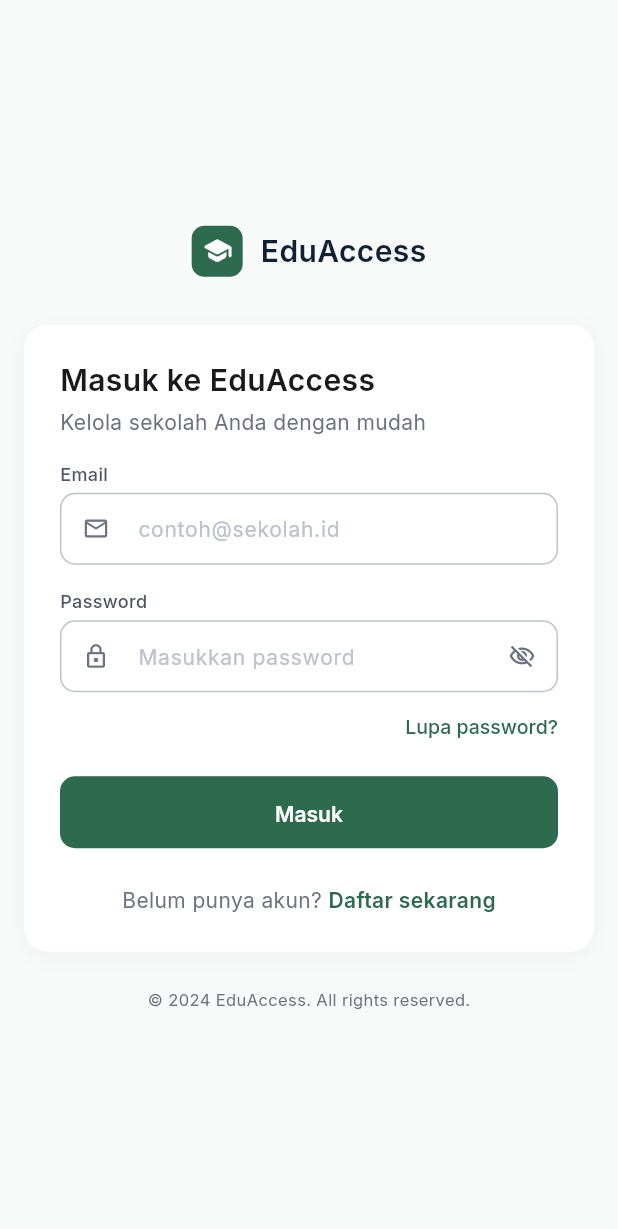
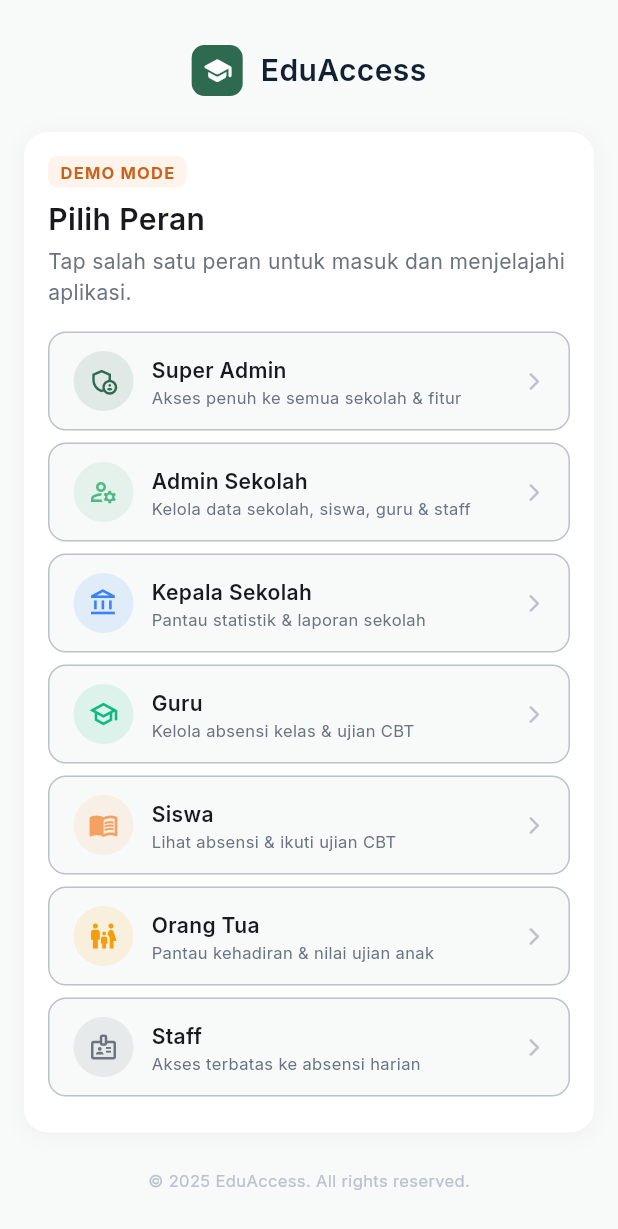
Before and after one commit to Anompuja/eduaccess, a Flutter app: the screen it shows after launch, on a phone screen of 412 x 824 dp. Shown: the top 1229 px of the screen. Run offline on Flutter 3.47's test engine with Material 3 defaults, Android fonts, the phone set to English and light mode, and no system bars; our stand-ins replace dio, equatable, fl_chart, flutter_riverpod, flutter_secure_storage, fpdart and 3 more; network calls fail.

Commit message:
feat: add demo login functionality and role selection in login screen

```diff
--- a/lib/core/auth/auth_notifier.dart
+++ b/lib/core/auth/auth_notifier.dart
@@ -45,6 +45,14 @@ class AuthNotifier extends StateNotifier<AuthState> {
 
   // ── Boot: check stored tokens ─────────────────────────────────────────────
   Future<void> loadFromStorage() async {
+    // 1. Check for demo/offline session no network needed
+    final demo = await _storage.loadDemoSession();
+    if (demo != null) {
+      state = AuthStateAuthenticated(_buildDemoUser(demo.role, demo.name));
+      return;
+    }
+
+    // 2. Real session: validate stored token via /auth/me
     try {
       final token = await _storage.getAccessToken();
       if (token == null) {
@@ -52,7 +60,6 @@ class AuthNotifier extends StateNotifier<AuthState> {
         return;
       }
 
-      // Validate token by calling /auth/me
       final resp = await _dio.get(ApiEndpoints.me);
       final userData = resp.data['data'] as Map<String, dynamic>?;
       if (userData == null) {
@@ -66,6 +73,15 @@ class AuthNotifier extends StateNotifier<AuthState> {
       await _storage.clearAll();
       state = const AuthStateUnauthenticated();
     }
+  }
+
+  // ── Demo login (no backend required) ─────────────────────────────────────
+  /// Signs in instantly as [role] with a mock user — for offline / demo use.
+  Future<void> demoLogin(UserRole role) async {
+    final name = _demoDisplayName(role);
+    final backendRole = _roleToBackendString(role);
+    await _storage.saveDemoSession(backendRole, name);
+    state = AuthStateAuthenticated(_buildDemoUser(backendRole, name));
   }
 
   // ── Login ─────────────────────────────────────────────────────────────────
@@ -141,6 +157,9 @@ class AuthNotifier extends StateNotifier<AuthState> {
   // ── Logout ────────────────────────────────────────────────────────────────
   Future<void> logout() async {
     try {
+      final demo = await _storage.loadDemoSession();
+      if (demo == null) {
+        // Only call revoke endpoint for real sessions
         final refreshToken = await _storage.getRefreshToken();
         if (refreshToken != null) {
           await _dio.post(
@@ -148,10 +167,11 @@ class AuthNotifier extends StateNotifier<AuthState> {
             data: {'refresh_token': refreshToken},
           );
         }
+      }
     } catch (_) {
-      // Ignore errors — still clear local tokens
+      // Ignore errors — always clear local state
     } finally {
-      await _storage.clearAll();
+      await Future.wait([_storage.clearAll(), _storage.clearDemoSession()]);
       state = const AuthStateUnauthenticated();
     }
   }
@@ -164,6 +184,37 @@ class AuthNotifier extends StateNotifier<AuthState> {
   }
 
   // ── Helpers ───────────────────────────────────────────────────────────────
+  AuthUser _buildDemoUser(String backendRole, String name) {
+    final role = UserRole.fromString(backendRole);
+    return AuthUser(
+      id: 'demo-$backendRole',
+      name: name,
+      email: '$backendRole@demo.eduaccess.id',
+      role: role,
+      schoolId: role == UserRole.superadmin ? null : 'demo-school-001',
+    );
+  }
+
+  String _demoDisplayName(UserRole role) => switch (role) {
+    UserRole.superadmin => 'Super Admin',
+    UserRole.adminSekolah => 'Admin Sekolah',
+    UserRole.kepalaSekolah => 'Kepala Sekolah',
+    UserRole.guru => 'Budi Santoso',
+    UserRole.siswa => 'Andi Pratama',
+    UserRole.orangtua => 'Siti Rahayu',
+    UserRole.staff => 'Staff Sekolah',
+  };
+
+  String _roleToBackendString(UserRole role) => switch (role) {
+    UserRole.superadmin => 'superadmin',
+    UserRole.adminSekolah => 'admin_sekolah',
+    UserRole.kepalaSekolah => 'kepala_sekolah',
+    UserRole.guru => 'guru',
+    UserRole.siswa => 'siswa',
+    UserRole.orangtua => 'orangtua',
+    UserRole.staff => 'staff',
+  };
+
   String _loginErrorMessage(int? status) => switch (status) {
     401 => 'Email atau password salah.',
     403 => 'Akun Anda tidak aktif. Hubungi administrator.',
--- a/lib/core/auth/token_storage.dart
+++ b/lib/core/auth/token_storage.dart
@@ -9,8 +9,10 @@ final tokenStorageProvider = Provider<TokenStorage>((ref) {
 });
 
 // ── Keys ──────────────────────────────────────────────────────────────────────
-const _kAccessToken = 'edu_access_token';
+const _kAccessToken  = 'edu_access_token';
 const _kRefreshToken = 'edu_refresh_token';
+const _kDemoRole     = 'edu_demo_role';
+const _kDemoName     = 'edu_demo_name';
 
 // ── TokenStorage ─────────────────────────────────────────────────────────────
 /// Wraps token persistence.
@@ -68,7 +70,7 @@ class TokenStorage {
     return token != null;
   }
 
-  /// Clears all tokens (called on logout or refresh failure).
+  /// Clears all real tokens (called on logout or refresh failure).
   Future<void> clearAll() async {
     if (kIsWeb) {
       final prefs = await SharedPreferences.getInstance();
@@ -83,4 +85,33 @@ class TokenStorage {
       ]);
     }
   }
+
+  // ── Demo / offline session ─────────────────────────────────────────────────
+  /// Saves a demo session (role + display name) to SharedPreferences.
+  /// Bypasses the real auth API — used for offline / midterm demo mode.
+  Future<void> saveDemoSession(String roleBackendString, String name) async {
+    final prefs = await SharedPreferences.getInstance();
+    await Future.wait([
+      prefs.setString(_kDemoRole, roleBackendString),
+      prefs.setString(_kDemoName, name),
+    ]);
+  }
+
+  /// Returns `(role, name)` if a demo session exists, otherwise null.
+  Future<({String role, String name})?> loadDemoSession() async {
+    final prefs = await SharedPreferences.getInstance();
+    final role = prefs.getString(_kDemoRole);
+    if (role == null) return null;
+    final name = prefs.getString(_kDemoName) ?? 'Demo User';
+    return (role: role, name: name);
+  }
+
+  /// Removes the demo session (called on logout).
+  Future<void> clearDemoSession() async {
+    final prefs = await SharedPreferences.getInstance();
+    await Future.wait([
+      prefs.remove(_kDemoRole),
+      prefs.remove(_kDemoName),
+    ]);
+  }
 }
--- a/lib/features/auth/presentation/screens/login_screen.dart
+++ b/lib/features/auth/presentation/screens/login_screen.dart
@@ -9,9 +9,6 @@ import '../../../../core/theme/app_colors.dart';
 import '../../../../core/theme/app_spacing.dart';
 import '../../../../core/theme/app_text_styles.dart';
 import '../../../../core/utils/responsive.dart';
-import '../../../../core/utils/validators.dart';
-import '../../../../core/widgets/app_button.dart';
-import '../../../../core/widgets/app_text_field.dart';
 
 class LoginScreen extends ConsumerStatefulWidget {
   const LoginScreen({super.key});
@@ -21,26 +18,16 @@ class LoginScreen extends ConsumerStatefulWidget {
 }
 
 class _LoginScreenState extends ConsumerState<LoginScreen> {
-  final _formKey     = GlobalKey<FormState>();
-  final _emailCtrl   = TextEditingController();
-  final _passCtrl    = TextEditingController();
-  final _emailFocus  = FocusNode();
-  final _passFocus   = FocusNode();
+  UserRole? _selectedRole;
+  bool _isLoading = false;
 
-  @override
-  void dispose() {
-    _emailCtrl.dispose();
-    _passCtrl.dispose();
-    _emailFocus.dispose();
-    _passFocus.dispose();
-    super.dispose();
-  }
-
-  Future<void> _submit() async {
-    if (!_formKey.currentState!.validate()) return;
-    await ref
-        .read(authNotifierProvider.notifier)
-        .login(_emailCtrl.text.trim(), _passCtrl.text);
+  Future<void> _loginAs(UserRole role) async {
+    setState(() {
+      _selectedRole = role;
+      _isLoading = true;
+    });
+    await ref.read(authNotifierProvider.notifier).demoLogin(role);
+    // Router redirect handles navigation once state becomes Authenticated
   }
 
   @override
@@ -49,12 +36,8 @@ class _LoginScreenState extends ConsumerState<LoginScreen> {
       if (next is AuthStateAuthenticated) context.go(RouteNames.dashboard);
     });
 
-    final authState   = ref.watch(authNotifierProvider);
-    final isLoading   = authState is AuthStateAuthenticating;
-    final errorMsg    = authState is AuthStateError ? authState.message : null;
-    final isMobile    = Responsive.isMobile(context);
-    final cardPad     = isMobile ? AppSpacing.xl : AppSpacing.xxl;
-    final outerPad    = isMobile ? AppSpacing.lg : AppSpacing.xl;
+    final isMobile = Responsive.isMobile(context);
+    final outerPad = isMobile ? AppSpacing.lg : AppSpacing.xl;
 
     return Scaffold(
       backgroundColor: AppColors.bgPage,
@@ -63,118 +46,83 @@ class _LoginScreenState extends ConsumerState<LoginScreen> {
           child: SingleChildScrollView(
             padding: EdgeInsets.all(outerPad),
             child: ConstrainedBox(
-              constraints: const BoxConstraints(maxWidth: 440),
+              constraints: const BoxConstraints(maxWidth: 480),
               child: Column(
                 mainAxisSize: MainAxisSize.min,
                 children: [
-                  // Logo
+                  // ── Logo ──────────────────────────────────────────────
                   _Logo(compact: isMobile),
-                  SizedBox(height: isMobile ? AppSpacing.xxl : AppSpacing.xxxl),
+                  SizedBox(height: isMobile ? AppSpacing.xl : AppSpacing.xxl),
 
-                  // Card
+                  // ── Demo mode card ────────────────────────────────────
                   Container(
-                    padding: EdgeInsets.all(cardPad),
+                    width: double.infinity,
+                    padding: EdgeInsets.all(isMobile ? AppSpacing.lg : AppSpacing.xl),
                     decoration: BoxDecoration(
                       color: AppColors.white,
                       borderRadius: AppRadius.xlAll,
                       boxShadow: AppShadows.card,
                     ),
-                    child: Form(
-                      key: _formKey,
                     child: Column(
                       crossAxisAlignment: CrossAxisAlignment.start,
                       children: [
-                          Text('Masuk ke EduAccess',
+                        // Header
+                        Row(
+                          children: [
+                            Container(
+                              padding: const EdgeInsets.symmetric(
+                                horizontal: AppSpacing.sm,
+                                vertical: 3,
+                              ),
+                              decoration: BoxDecoration(
+                                color: AppColors.accent500.withValues(alpha: 0.12),
+                                borderRadius: AppRadius.smAll,
+                              ),
+                              child: Text(
+                                'DEMO MODE',
+                                style: AppTextStyles.caption.copyWith(
+                                  color: AppColors.accent700,
+                                  fontWeight: FontWeight.w700,
+                                  letterSpacing: 0.8,
+                                ),
+                              ),
+                            ),
+                          ],
+                        ),
+                        const SizedBox(height: AppSpacing.sm),
+                        Text(
+                          'Pilih Peran',
                           style: (isMobile ? AppTextStyles.h3 : AppTextStyles.h2)
-                                  .copyWith(color: AppColors.neutral900)),
-                          const SizedBox(height: AppSpacing.xs),
-                          Text('Kelola sekolah Anda dengan mudah',
-                              style: AppTextStyles.bodyMd
-                                  .copyWith(color: AppColors.neutral500)),
-                          SizedBox(height: isMobile ? AppSpacing.lg : AppSpacing.xxl),
-
-                          // Error banner
-                          if (errorMsg != null) ...[
-                            _ErrorBanner(message: errorMsg),
-                            const SizedBox(height: AppSpacing.lg),
-                          ],
-
-                          // Email
-                          AppTextField(
-                            label: 'Email',
-                            hint: 'contoh@sekolah.id',
-                            controller: _emailCtrl,
-                            focusNode: _emailFocus,
-                            keyboardType: TextInputType.emailAddress,
-                            textInputAction: TextInputAction.next,
-                            prefixIcon: Icons.email_outlined,
-                            validator: Validators.email,
-                            onSubmitted: (_) => _passFocus.requestFocus(),
-                          ),
-                          const SizedBox(height: AppSpacing.lg),
-
-                          // Password
-                          AppTextField.password(
-                            label: 'Password',
-                            controller: _passCtrl,
-                            focusNode: _passFocus,
-                            textInputAction: TextInputAction.done,
-                            validator: Validators.password,
+                              .copyWith(color: AppColors.neutral900),
                         ),
                         const SizedBox(height: AppSpacing.xs),
+                        Text(
+                          'Tap salah satu peran untuk masuk dan menjelajahi aplikasi.',
+                          style: AppTextStyles.bodyMd
+                              .copyWith(color: AppColors.neutral500),
+                        ),
+                        SizedBox(height: isMobile ? AppSpacing.lg : AppSpacing.xl),
 
-                          // Forgot password
-                          Align(
-                            alignment: Alignment.centerRight,
-                            child: TextButton(
-                              onPressed: () {},
-                              style: TextButton.styleFrom(
-                                padding: EdgeInsets.zero,
-                                minimumSize: const Size(0, 36),
-                                tapTargetSize: MaterialTapTargetSize.shrinkWrap,
+                        // ── Role cards ─────────────────────────────────
+                        ..._roles.map(
+                          (r) => _RoleCard(
+                            config: r,
+                            isSelected: _selectedRole == r.role,
+                            isLoading: _isLoading && _selectedRole == r.role,
+                            disabled: _isLoading,
+                            onTap: () => _loginAs(r.role),
                           ),
-                              child: Text('Lupa password?',
-                                  style: AppTextStyles.bodySm.copyWith(
-                                      color: AppColors.primary700,
-                                      fontWeight: FontWeight.w500)),
-                            ),
-                          ),
-                          const SizedBox(height: AppSpacing.lg),
-
-                          // Login button
-                          AppButton.primary(
-                            label: 'Masuk',
-                            onPressed: isLoading ? null : _submit,
-                            isLoading: isLoading,
-                            isFullWidth: true,
-                            height: 48,
-                          ),
-                          const SizedBox(height: AppSpacing.xl),
-
-                          // Register link
-                          Row(
-                            mainAxisAlignment: MainAxisAlignment.center,
-                            children: [
-                              Text('Belum punya akun? ',
-                                  style: AppTextStyles.bodyMd
-                                      .copyWith(color: AppColors.neutral500)),
-                              GestureDetector(
-                                onTap: () => context.push(RouteNames.register),
-                                child: Text('Daftar sekarang',
-                                    style: AppTextStyles.bodyMdSemiBold
-                                        .copyWith(color: AppColors.primary700)),
-                              ),
-                            ],
                         ),
                       ],
                     ),
                   ),
-                  ),
 
                   const SizedBox(height: AppSpacing.xl),
-                  Text('© 2024 EduAccess. All rights reserved.',
+                  Text(
+                    '© 2025 EduAccess. All rights reserved.',
                     style: AppTextStyles.caption
-                          .copyWith(color: AppColors.neutral500)),
+                        .copyWith(color: AppColors.neutral300),
+                  ),
                 ],
               ),
             ),
@@ -185,15 +133,192 @@ class _LoginScreenState extends ConsumerState<LoginScreen> {
   }
 }
 
-// ── Sub-widgets ───────────────────────────────────────────────────────────────
+// ── Role definitions ──────────────────────────────────────────────────────────
+class _RoleConfig {
+  final UserRole role;
+  final String label;
+  final String description;
+  final IconData icon;
+  final Color accent;
 
+  const _RoleConfig({
+    required this.role,
+    required this.label,
+    required this.description,
+    required this.icon,
+    required this.accent,
+  });
+}
+
+const _roles = [
+  _RoleConfig(
+    role: UserRole.superadmin,
+    label: 'Super Admin',
+    description: 'Akses penuh ke semua sekolah & fitur',
+    icon: Icons.admin_panel_settings_outlined,
+    accent: AppColors.primary700,
+  ),
+  _RoleConfig(
+    role: UserRole.adminSekolah,
+    label: 'Admin Sekolah',
+    description: 'Kelola data sekolah, siswa, guru & staff',
+    icon: Icons.manage_accounts_outlined,
+    accent: AppColors.primary500,
+  ),
+  _RoleConfig(
+    role: UserRole.kepalaSekolah,
+    label: 'Kepala Sekolah',
+    description: 'Pantau statistik & laporan sekolah',
+    icon: Icons.account_balance_outlined,
+    accent: AppColors.info,
+  ),
+  _RoleConfig(
+    role: UserRole.guru,
+    label: 'Guru',
+    description: 'Kelola absensi kelas & ujian CBT',
+    icon: Icons.school_outlined,
+    accent: AppColors.success,
+  ),
+  _RoleConfig(
+    role: UserRole.siswa,
+    label: 'Siswa',
+    description: 'Lihat absensi & ikuti ujian CBT',
+    icon: Icons.menu_book_outlined,
+    accent: AppColors.accent500,
+  ),
+  _RoleConfig(
+    role: UserRole.orangtua,
+    label: 'Orang Tua',
+    description: 'Pantau kehadiran & nilai ujian anak',
+    icon: Icons.family_restroom_outlined,
+    accent: AppColors.warning,
+  ),
+  _RoleConfig(
+    role: UserRole.staff,
+    label: 'Staff',
+    description: 'Akses terbatas ke absensi harian',
+    icon: Icons.badge_outlined,
+    accent: AppColors.neutral500,
+  ),
+];
+
+// ── Role card widget ──────────────────────────────────────────────────────────
+class _RoleCard extends StatelessWidget {
+  final _RoleConfig config;
+  final bool isSelected;
+  final bool isLoading;
+  final bool disabled;
+  final VoidCallback onTap;
+
+  const _RoleCard({
+    required this.config,
+    required this.isSelected,
+    required this.isLoading,
+    required this.disabled,
+    required this.onTap,
+  });
+
+  @override
+  Widget build(BuildContext context) {
+    return Padding(
+      padding: const EdgeInsets.only(bottom: AppSpacing.sm),
+      child: Material(
+        color: isSelected
+            ? config.accent.withValues(alpha: 0.08)
+            : AppColors.neutral50,
+        borderRadius: AppRadius.lgAll,
+        child: InkWell(
+          onTap: disabled ? null : onTap,
+          borderRadius: AppRadius.lgAll,
+          child: Container(
+            padding: const EdgeInsets.symmetric(
+              horizontal: AppSpacing.lg,
+              vertical: AppSpacing.md,
+            ),
+            decoration: BoxDecoration(
+              borderRadius: AppRadius.lgAll,
+              border: Border.all(
+                color: isSelected
+                    ? config.accent.withValues(alpha: 0.4)
+                    : AppColors.neutral300,
+                width: isSelected ? 1.5 : 1,
+              ),
+            ),
+            child: Row(
+              children: [
+                // Icon circle
+                Container(
+                  width: 40,
+                  height: 40,
+                  decoration: BoxDecoration(
+                    color: config.accent.withValues(alpha: 0.12),
+                    shape: BoxShape.circle,
+                  ),
+                  child: Icon(config.icon, color: config.accent, size: 20),
+                ),
+                const SizedBox(width: AppSpacing.md),
+
+                // Label + description
+                Expanded(
+                  child: Column(
+                    crossAxisAlignment: CrossAxisAlignment.start,
+                    children: [
+                      Text(
+                        config.label,
+                        style: AppTextStyles.bodyMdSemiBold.copyWith(
+                          color: isSelected
+                              ? config.accent
+                              : AppColors.neutral900,
+                        ),
+                      ),
+                      Text(
+                        config.description,
+                        style: AppTextStyles.caption.copyWith(
+                          color: AppColors.neutral500,
+                        ),
+                        maxLines: 1,
+                        overflow: TextOverflow.ellipsis,
+                      ),
+                    ],
+                  ),
+                ),
+
+                const SizedBox(width: AppSpacing.sm),
+                // Trailing: spinner or arrow
+                if (isLoading)
+                  SizedBox(
+                    width: 18,
+                    height: 18,
+                    child: CircularProgressIndicator(
+                      strokeWidth: 2,
+                      color: config.accent,
+                    ),
+                  )
+                else
+                  Icon(
+                    Icons.arrow_forward_ios_rounded,
+                    size: 14,
+                    color: isSelected
+                        ? config.accent
+                        : AppColors.neutral300,
+                  ),
+              ],
+            ),
+          ),
+        ),
+      ),
+    );
+  }
+}
+
+// ── Logo ──────────────────────────────────────────────────────────────────────
 class _Logo extends StatelessWidget {
   final bool compact;
   const _Logo({this.compact = false});
 
   @override
   Widget build(BuildContext context) {
-    final iconSize  = compact ? 34.0 : 40.0;
+    final iconSize = compact ? 34.0 : 40.0;
     final textStyle = compact ? AppTextStyles.h3 : AppTextStyles.h2;
     return Row(
       mainAxisSize: MainAxisSize.min,
@@ -215,31 +340,3 @@ class _Logo extends StatelessWidget {
     );
   }
 }
-
-class _ErrorBanner extends StatelessWidget {
-  final String message;
-  const _ErrorBanner({required this.message});
-
-  @override
-  Widget build(BuildContext context) {
-    return Container(
-      padding: const EdgeInsets.all(AppSpacing.md),
-      decoration: BoxDecoration(
-        color: AppColors.error.withValues(alpha: 0.08),
-        borderRadius: AppRadius.mdAll,
-        border: Border.all(color: AppColors.error.withValues(alpha: 0.3)),
-      ),
-      child: Row(
-        crossAxisAlignment: CrossAxisAlignment.start,
-        children: [
-          const Icon(Icons.error_outline, color: AppColors.error, size: 18),
-          const SizedBox(width: AppSpacing.sm),
-          Expanded(
-            child: Text(message,
-                style: AppTextStyles.bodySm.copyWith(color: AppColors.error)),
-          ),
-        ],
-      ),
-    );
-  }
-}
```
Lines whose indentation alone changed are shown as unchanged.
